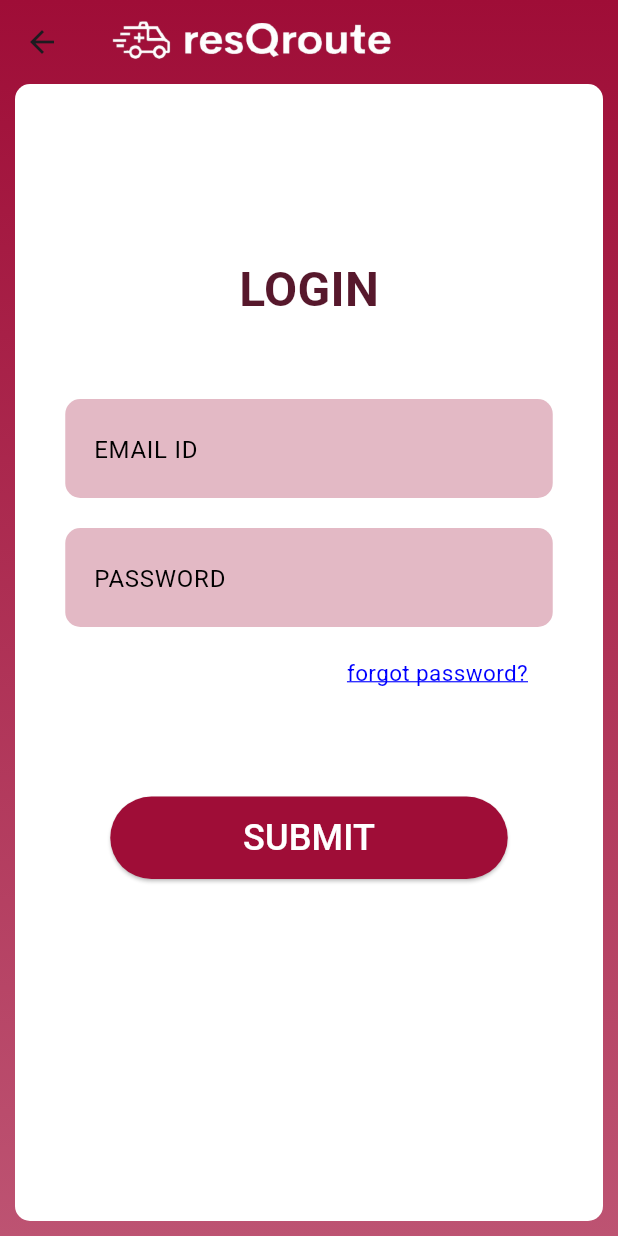
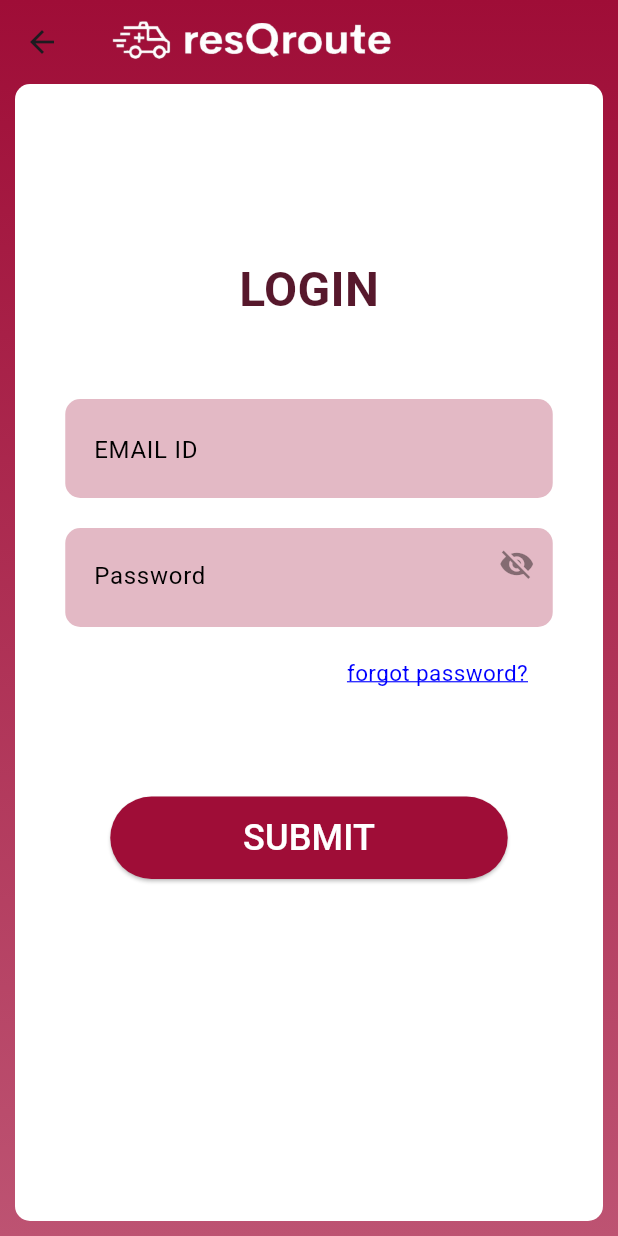
Before and after one commit to richa-johnson/Ambulance-tracker, a Flutter app: the LoginPage screen opened directly, on a phone screen of 412 x 824 dp. Run offline on Flutter 3.47's test engine with Material 3 defaults, Android fonts, the phone set to English and light mode, and no system bars; our stand-ins replace flutter_animate, get, image_picker, location, permission_handler, shared_preferences; missing offline and left inert: email_otp_auth; accounts and stored records are empty.

Commit message:
login obscure text set

```diff
--- a/ambulance_tracker/lib/constant.dart
+++ b/ambulance_tracker/lib/constant.dart
@@ -1,4 +1,4 @@
-const baseURL = "http://10.0.2.2:8000/api";
+const baseURL = "http://10.0.2.2:8001/api";
 const loginURL = "$baseURL/auth/login";
 const userregisterURL = "$baseURL/auth/userregister";
 const driverregisterURL = "$baseURL/auth/driverregister";
--- a/ambulance_tracker/lib/registration/login.dart
+++ b/ambulance_tracker/lib/registration/login.dart
@@ -20,6 +20,7 @@ class _LoginPageState extends State<LoginPage> {
   TextEditingController txtEmail = TextEditingController();
   TextEditingController txtPassword = TextEditingController();
   bool _isLoading = false;
+  bool _obscureText = true;
 
   @override
   void dispose() {
@@ -69,7 +70,7 @@ class _LoginPageState extends State<LoginPage> {
         MaterialPageRoute(builder: (context) => const AdminDashboard()),
         (route) => false,
       );
-    }else{
+    } else {
       //
     }
   }
@@ -140,16 +141,48 @@ class _LoginPageState extends State<LoginPage> {
                         hintText: 'EMAIL ID',
                         keyboardType: TextInputType.emailAddress,
                         validator:
-                          (v) => v == null || v.isEmpty ? 'Enter email' : null,
+                            (v) =>
+                                v == null || v.isEmpty ? 'Enter email' : null,
                       ),
                       const SizedBox(height: 20),
-                    CustomInputField(
+                      Container(
+                        width: 325,
+                        height: 66,
+                        decoration: BoxDecoration(
+                          color: Color.fromRGBO(227, 185, 197, 1.0),
+                          borderRadius: BorderRadius.circular(10),
+                        ),
+                        child: TextFormField(
                           controller: txtPassword,
-                      hintText: 'PASSWORD',
-                      obscureText: true,
+                          obscureText: _obscureText,
                           validator:
                               (v) =>
-                              v == null || v.isEmpty ? 'Enter password' : null,
+                                  v == null || v.isEmpty
+                                      ? 'Enter password'
+                                      : null,
+                          decoration: InputDecoration(
+                            border: InputBorder.none,
+                            hintText: "Password",
+                            hintStyle: TextStyle(
+                              fontSize: 16,
+                              color: Color.fromRGBO(0, 0, 0, 42),
+                            ),
+                            contentPadding: EdgeInsets.only(left: 19, top: 20),
+                            suffixIcon: IconButton(
+                              icon: Icon(
+                                _obscureText
+                                    ? Icons.visibility_off
+                                    : Icons.visibility,
+                                color: Colors.black.withAlpha(107),
+                              ),
+                              onPressed: () {
+                                setState(() {
+                                  _obscureText = !_obscureText;
+                                });
+                              },
+                            ),
+                          ),
+                        ),
                       ),
                       const SizedBox(height: 20),
                       Align(
```
Lines whose indentation alone changed are shown as unchanged.
